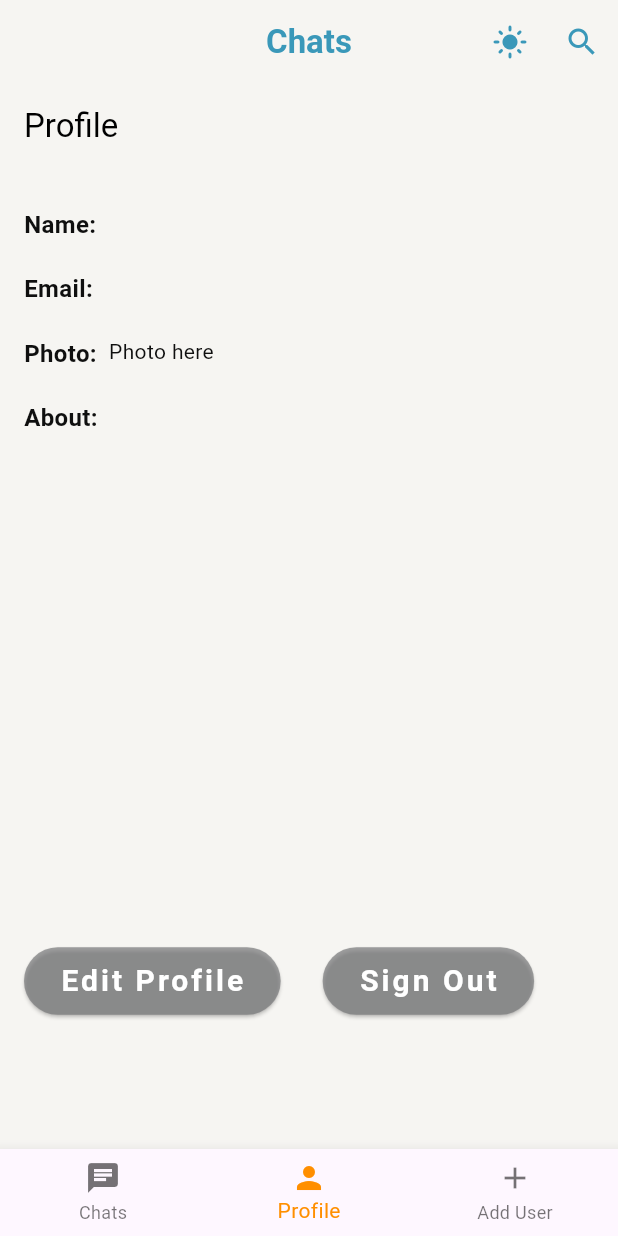
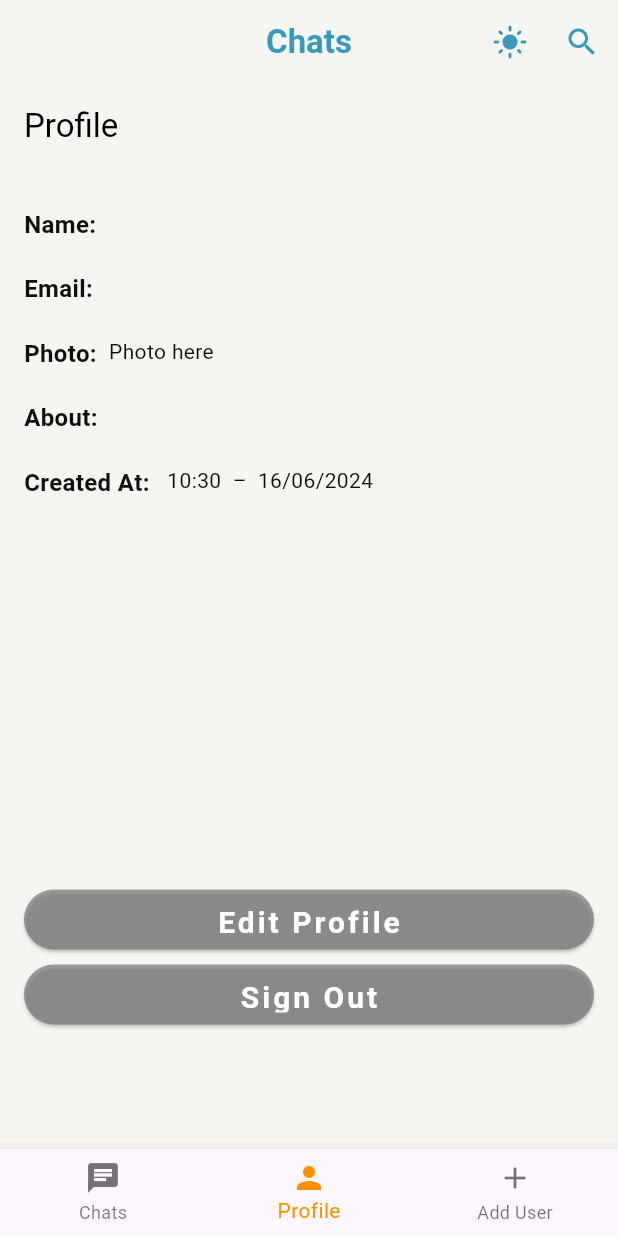
Before and after one commit to SharanyaAdane/IntelliChat, a Flutter app: the screen it shows once a user with an empty profile is signed in, item 2 of the bottom bar chosen, on a phone screen of 412 x 824 dp. Run offline on Flutter 3.47's test engine with Material 3 defaults, Android fonts, the phone set to English and light mode, and no system bars; our stand-ins replace cloud_firestore, firebase_auth, firebase_core, get, google_sign_in; accounts and stored records are empty.

Commit message:
Updated the app

```diff
--- a/lib/Addons/intelliChatUser.dart
+++ b/lib/Addons/intelliChatUser.dart
@@ -1,11 +1,15 @@
+import 'package:cloud_firestore/cloud_firestore.dart';
+
 class IntelliChatUser {
   final String name;
   final String email;
   final String about;
+  final Timestamp time;
 
   IntelliChatUser({
     required this.name,
     required this.email,
     required this.about,
+    required this.time,
   });
 }
--- a/lib/Addons/userTile.dart
+++ b/lib/Addons/userTile.dart
@@ -1,5 +1,4 @@
 import 'package:flutter/material.dart';
-import 'package:get/get.dart';
 
 class Usertile extends StatelessWidget {
   final String text;
--- a/lib/pages/editProfile.dart
+++ b/lib/pages/editProfile.dart
@@ -33,8 +33,8 @@ class _EditprofileState extends State<Editprofile> {
       String email = _emailcontroller.text;
       String about = _aboutcontroller.text;
 
-      IntelliChatUser updatedUser =
-          IntelliChatUser(name: name, email: email, about: about);
+      IntelliChatUser updatedUser = IntelliChatUser(
+          name: name, email: email, about: about, time: Timestamp.now());
 
       // Save the updated profile to Firestore
       FirebaseFirestore.instance
--- a/lib/pages/homepage.dart
+++ b/lib/pages/homepage.dart
@@ -29,6 +29,7 @@ class _HomeScreenState extends State<HomeScreen> {
           name: userDoc['name'],
           email: userDoc['email'],
           about: userDoc['about'],
+          time: userDoc['time'],
         );
       }
     }
@@ -110,6 +111,7 @@ class _HomeScreenState extends State<HomeScreen> {
   Widget _buildBody() {
     switch (_selectedIndex) {
       case 0:
+        //return Text("Under Maintenance");
         return _buildAddedUsersList();
       case 1:
         return FutureBuilder<IntelliChatUser?>(
@@ -127,6 +129,7 @@ class _HomeScreenState extends State<HomeScreen> {
       case 2:
         return AddUserScreen();
       default:
+        // return Text("Under Maintenance");
         return _buildAddedUsersList();
     }
   }
@@ -147,8 +150,13 @@ class _HomeScreenState extends State<HomeScreen> {
           return const Center(child: CircularProgressIndicator());
         }
 
-        var userData = snapshot.data!.data() as Map<String, dynamic>;
-        var addedUsers = userData['addedUsers'] as List<dynamic>? ?? [];
+        var userData = snapshot.data!.data() as Map<String, dynamic>?;
+
+        if (userData == null || userData['addedUsers'] == null) {
+          return const Center(child: Text("No users added"));
+        }
+
+        var addedUsers = userData['addedUsers'] as List<dynamic>;
 
         if (addedUsers.isEmpty) {
           return const Center(child: Text("No users added"));
@@ -167,7 +175,17 @@ class _HomeScreenState extends State<HomeScreen> {
                   return const ListTile(title: Text("Loading..."));
                 }
 
-                var user = userSnapshot.data!.data() as Map<String, dynamic>;
+                if (userSnapshot.hasError ||
+                    !userSnapshot.hasData ||
+                    userSnapshot.data == null) {
+                  return const ListTile(title: Text("Error loading user"));
+                }
+
+                var user = userSnapshot.data!.data() as Map<String, dynamic>?;
+                if (user == null) {
+                  return const ListTile(title: Text("Error loading user data"));
+                }
+
                 return ListTile(
                   leading: Icon(Icons.person),
                   title: Text(user['email'] ?? 'No email'),
@@ -177,7 +195,6 @@ class _HomeScreenState extends State<HomeScreen> {
                       MaterialPageRoute(
                         builder: (context) => ChatScreen(
                           recieverEmail: user['email'],
-                          recieverId: user['uid'],
                         ),
                       ),
                     );
--- a/lib/pages/profilepage.dart
+++ b/lib/pages/profilepage.dart
@@ -5,6 +5,7 @@ import 'package:google_sign_in/google_sign_in.dart';
 import 'package:intelli_ca/Addons/intelliChatUser.dart';
 import 'package:intelli_ca/pages/editProfile.dart';
 import 'package:intelli_ca/pages/login_page.dart';
+import 'package:intl/intl.dart';
 
 class Authentication {
   static SnackBar customSnackBar({required String content}) {
@@ -66,6 +67,9 @@ class _ProfileScreenState extends State<ProfileScreen> {
 
   @override
   Widget build(BuildContext context) {
+    DateTime dateTime = widget.profileModel.time.toDate();
+    String formattedDateTime =
+        DateFormat(' kk:mm  –  dd/MM/yyyy').format(dateTime);
     return Scaffold(
       appBar: AppBar(
         title: const Text('Profile'),
@@ -83,18 +87,15 @@ class _ProfileScreenState extends State<ProfileScreen> {
               /*ProfileRow(
                   label: 'Last Seen',
                   info:
-                      'Last seen: 2022-05-31'),
-              ProfileRow(
-                  label: 'Created At',
-                  info:
-                      'Created at: 2022-01-01'), */
-
+                      'Last seen: 2022-05-31'), */
+              ProfileRow(label: 'Created At', info: formattedDateTime),
               const SizedBox(
-                height: 330,
+                height: 250,
               ),
-              Row(
-                children: [
-                  ElevatedButton(
+              Container(
+                height: 40,
+                width: double.infinity,
+                child: ElevatedButton(
                   style: ButtonStyle(
                     backgroundColor: MaterialStateProperty.all(
                       Color.fromARGB(172, 117, 118, 120),
@@ -124,15 +125,18 @@ class _ProfileScreenState extends State<ProfileScreen> {
                     ),
                   ),
                 ),
+              ),
               const SizedBox(
-                    width: 28,
+                height: 10,
               ),
               _isSigningOut
                   ? const CircularProgressIndicator(
-                          valueColor:
-                              AlwaysStoppedAnimation<Color>(Colors.white),
+                      valueColor: AlwaysStoppedAnimation<Color>(Colors.white),
                     )
-                      : ElevatedButton(
+                  : Container(
+                      height: 40,
+                      width: double.infinity,
+                      child: ElevatedButton(
                         style: ButtonStyle(
                           backgroundColor: MaterialStateProperty.all(
                             Color.fromARGB(172, 117, 118, 120),
@@ -167,8 +171,7 @@ class _ProfileScreenState extends State<ProfileScreen> {
                           ),
                         ),
                       ),
-                ],
-              )
+                    ),
             ],
           ),
         ),
--- a/pubspec.yaml
+++ b/pubspec.yaml
@@ -44,6 +44,7 @@ dependencies:
   google_sign_in: ^6.2.1
   firebase_ui_oauth_google: ^1.3.2
   cloud_firestore: ^4.17.5
+  intl: ^0.19.0
 
 
 dev_dependencies:
```
Also changed, not shown: lib/models/chatservice.dart (+7 -7 lines), lib/models/message.dart (+6 -6 lines), lib/pages/addusers.dart (+12 -5 lines), lib/pages/chatscreen.dart (+10 -7 lines), lib/pages/createUser.dart (+15 -4 lines), pubspec.lock. Lines whose indentation alone changed are shown as unchanged.
